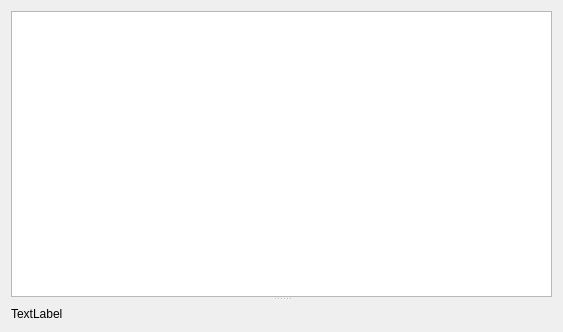
This is pages/pageappimu.ui in vedderb/vesc_tool as Qt 5 draws it before an edit. The edited form follows.
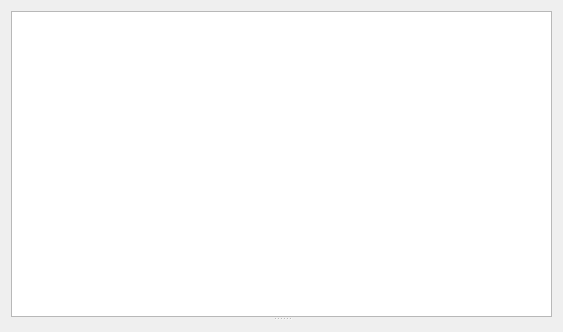
This is the edited form. Custom widgets are drawn as their Qt base class.

What changed in the file:
```diff
--- a/pages/pageappimu.ui
+++ b/pages/pageappimu.ui
@@ -66,13 +66,6 @@
      </widget>
     </widget>
    </item>
-   <item>
-    <widget class="QLabel" name="textOutput">
-     <property name="text">
-      <string>TextLabel</string>
-     </property>
-    </widget>
-   </item>
   </layout>
  </widget>
  <customwidgets>
```
Left out of the diff: 2 changed lines with no effect on the pictures.
